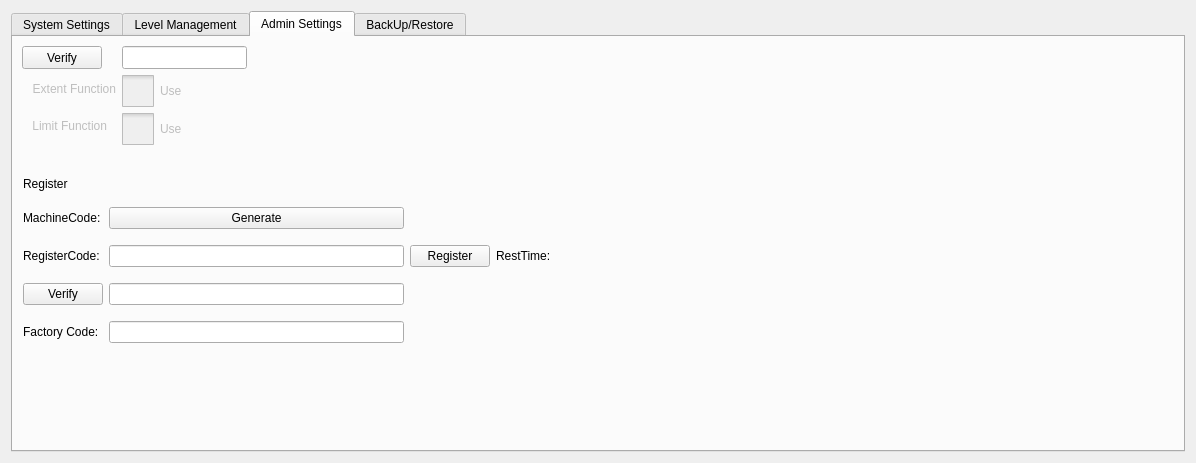
First picture: the form in hcsettings/ichcsystemsettingsframe.ui, repository GaussCheng/2-5AxisPunch, before the edit.
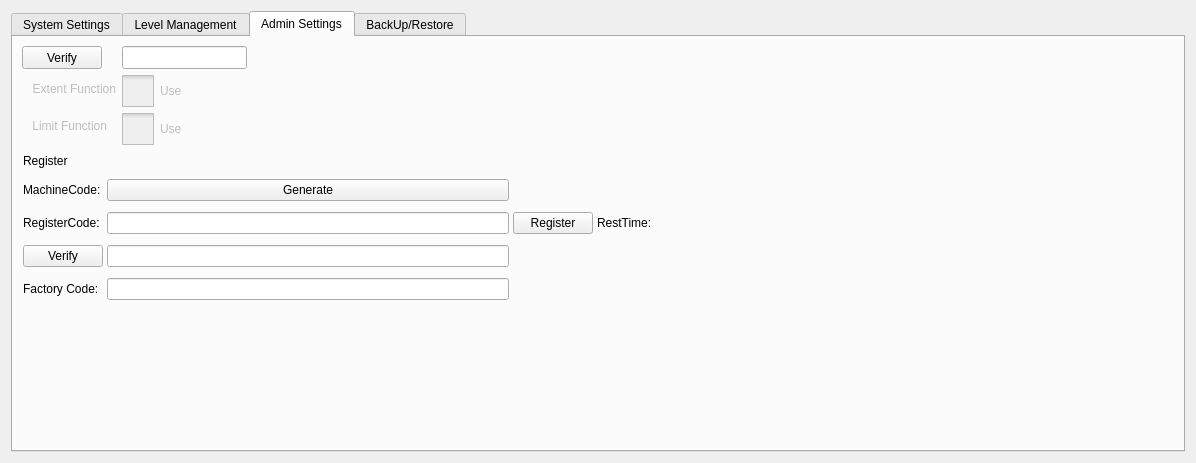
Second picture: the form after the edit. The open tabs and pages were chosen to show the change. Icons and pictures are not drawn. Custom widgets are drawn as their Qt base class.

Diff of the .ui file:
```diff
--- a/hcsettings/ichcsystemsettingsframe.ui
+++ b/hcsettings/ichcsystemsettingsframe.ui
@@ -837,12 +837,27 @@
        <property name="geometry">
         <rect>
          <x>10</x>
-         <y>130</y>
-         <width>541</width>
-         <height>191</height>
+         <y>110</y>
+         <width>640</width>
+         <height>161</height>
         </rect>
        </property>
        <layout class="QGridLayout" name="gridLayout">
+        <property name="leftMargin">
+         <number>0</number>
+        </property>
+        <property name="topMargin">
+         <number>0</number>
+        </property>
+        <property name="rightMargin">
+         <number>0</number>
+        </property>
+        <property name="bottomMargin">
+         <number>0</number>
+        </property>
+        <property name="spacing">
+         <number>4</number>
+        </property>
         <item row="0" column="0">
          <widget class="QLabel" name="label_36">
           <property name="sizePolicy">
```
Left out of the diff: 16 changed lines with no effect on the pictures.
